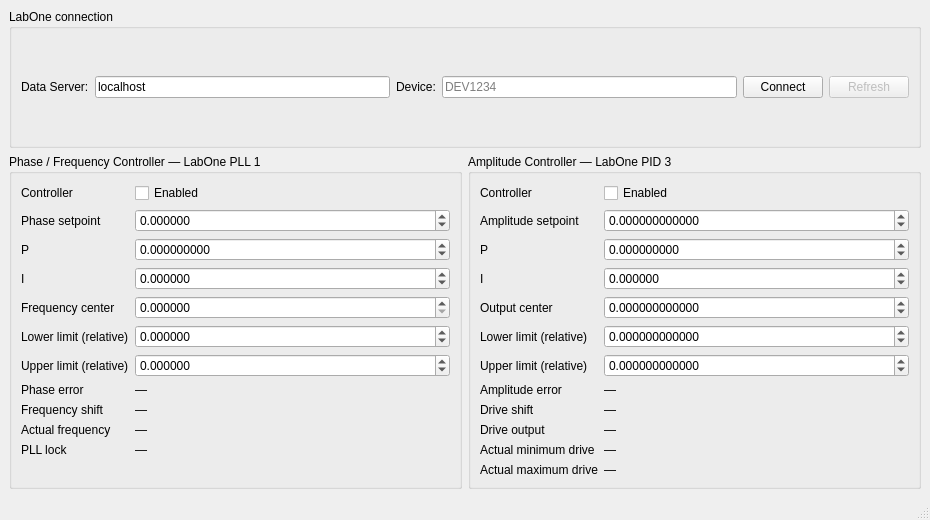
This is mfli_oscillation_control_v0.ui in S73f4n/zhinstafm as Qt 5 draws it before an edit. The edited form follows.
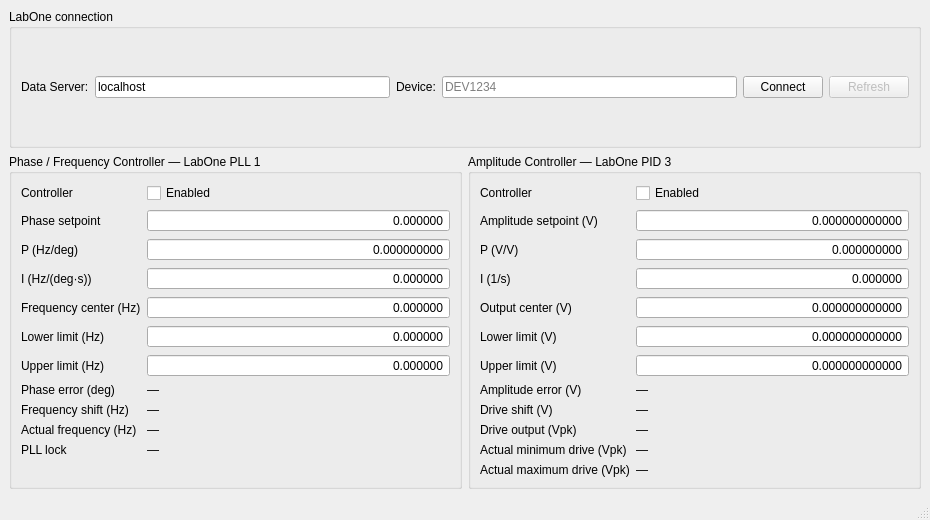
This is the edited form. Custom widgets are drawn as their Qt base class.

Commit message: new spinbox without unit

Patch:
```diff
--- a/mfli_oscillation_control_v0.ui
+++ b/mfli_oscillation_control_v0.ui
@@ -102,7 +102,13 @@
           </widget>
          </item>
          <item row="1" column="1">
-          <widget class="SISpinBox" name="phaseSetpoint">
+          <widget class="NanonisSpinBox" name="phaseSetpoint">
+           <property name="buttonSymbols">
+            <enum>QAbstractSpinBox::ButtonSymbols::NoButtons</enum>
+           </property>
+           <property name="alignment">
+            <set>Qt::AlignmentFlag::AlignRight|Qt::AlignmentFlag::AlignTrailing|Qt::AlignmentFlag::AlignVCenter</set>
+           </property>
            <property name="decimals"><number>6</number></property>
            <property name="minimum"><double>-360.000000000000000</double></property>
            <property name="maximum"><double>360.000000000000000</double></property>
@@ -112,11 +118,17 @@
          </item>
          <item row="2" column="0">
           <widget class="QLabel" name="phasePLabel">
-           <property name="text"><string>P</string></property>
+           <property name="text"><string>P (Hz/deg)</string></property>
           </widget>
          </item>
          <item row="2" column="1">
-          <widget class="SISpinBox" name="phaseP">
+          <widget class="NanonisSpinBox" name="phaseP">
+           <property name="buttonSymbols">
+            <enum>QAbstractSpinBox::ButtonSymbols::NoButtons</enum>
+           </property>
+           <property name="alignment">
+            <set>Qt::AlignmentFlag::AlignRight|Qt::AlignmentFlag::AlignTrailing|Qt::AlignmentFlag::AlignVCenter</set>
+           </property>
            <property name="decimals"><number>9</number></property>
            <property name="minimum"><double>-1000000000.000000000000000</double></property>
            <property name="maximum"><double>1000000000.000000000000000</double></property>
@@ -126,11 +138,17 @@
          </item>
          <item row="3" column="0">
           <widget class="QLabel" name="phaseILabel">
-           <property name="text"><string>I</string></property>
+           <property name="text"><string>I (Hz/(deg·s))</string></property>
           </widget>
          </item>
          <item row="3" column="1">
-          <widget class="SISpinBox" name="phaseI">
+          <widget class="NanonisSpinBox" name="phaseI">
+           <property name="buttonSymbols">
+            <enum>QAbstractSpinBox::ButtonSymbols::NoButtons</enum>
+           </property>
+           <property name="alignment">
+            <set>Qt::AlignmentFlag::AlignRight|Qt::AlignmentFlag::AlignTrailing|Qt::AlignmentFlag::AlignVCenter</set>
+           </property>
            <property name="decimals"><number>6</number></property>
            <property name="minimum"><double>-1000000000000.000000000000000</double></property>
            <property name="maximum"><double>1000000000000.000000000000000</double></property>
@@ -140,11 +158,17 @@
          </item>
          <item row="4" column="0">
           <widget class="QLabel" name="phaseCenterLabel">
-           <property name="text"><string>Frequency center</string></property>
+           <property name="text"><string>Frequency center (Hz)</string></property>
           </widget>
          </item>
          <item row="4" column="1">
-          <widget class="SISpinBox" name="phaseCenter">
+          <widget class="NanonisSpinBox" name="phaseCenter">
+           <property name="buttonSymbols">
+            <enum>QAbstractSpinBox::ButtonSymbols::NoButtons</enum>
+           </property>
+           <property name="alignment">
+            <set>Qt::AlignmentFlag::AlignRight|Qt::AlignmentFlag::AlignTrailing|Qt::AlignmentFlag::AlignVCenter</set>
+           </property>
            <property name="decimals"><number>6</number></property>
            <property name="minimum"><double>0.000000000000000</double></property>
            <property name="maximum"><double>10000000000.000000000000000</double></property>
@@ -154,11 +178,17 @@
          </item>
          <item row="5" column="0">
           <widget class="QLabel" name="phaseLowerLabel">
-           <property name="text"><string>Lower limit (relative)</string></property>
+           <property name="text"><string>Lower limit (Hz)</string></property>
           </widget>
          </item>
          <item row="5" column="1">
-          <widget class="SISpinBox" name="phaseLower">
+          <widget class="NanonisSpinBox" name="phaseLower">
+           <property name="buttonSymbols">
+            <enum>QAbstractSpinBox::ButtonSymbols::NoButtons</enum>
+           </property>
+           <property name="alignment">
+            <set>Qt::AlignmentFlag::AlignRight|Qt::AlignmentFlag::AlignTrailing|Qt::AlignmentFlag::AlignVCenter</set>
+           </property>
            <property name="decimals"><number>6</number></property>
            <property name="minimum"><double>-1000000000.000000000000000</double></property>
            <property name="maximum"><double>1000000000.000000000000000</double></property>
@@ -168,11 +198,17 @@
          </item>
          <item row="6" column="0">
           <widget class="QLabel" name="phaseUpperLabel">
-           <property name="text"><string>Upper limit (relative)</string></property>
+           <property name="text"><string>Upper limit (Hz)</string></property>
           </widget>
          </item>
          <item row="6" column="1">
-          <widget class="SISpinBox" name="phaseUpper">
+          <widget class="NanonisSpinBox" name="phaseUpper">
+           <property name="buttonSymbols">
+            <enum>QAbstractSpinBox::ButtonSymbols::NoButtons</enum>
+           </property>
+           <property name="alignment">
+            <set>Qt::AlignmentFlag::AlignRight|Qt::AlignmentFlag::AlignTrailing|Qt::AlignmentFlag::AlignVCenter</set>
+           </property>
            <property name="decimals"><number>6</number></property>
            <property name="minimum"><double>-1000000000.000000000000000</double></property>
            <property name="maximum"><double>1000000000.000000000000000</double></property>
@@ -182,7 +218,7 @@
          </item>
          <item row="7" column="0">
           <widget class="QLabel" name="phaseErrorTitle">
-           <property name="text"><string>Phase error</string></property>
+           <property name="text"><string>Phase error (deg)</string></property>
           </widget>
          </item>
          <item row="7" column="1">
@@ -192,7 +228,7 @@
          </item>
          <item row="8" column="0">
           <widget class="QLabel" name="phaseShiftTitle">
-           <property name="text"><string>Frequency shift</string></property>
+           <property name="text"><string>Frequency shift (Hz)</string></property>
           </widget>
          </item>
          <item row="8" column="1">
@@ -202,7 +238,7 @@
          </item>
          <item row="9" column="0">
           <widget class="QLabel" name="phaseValueTitle">
-           <property name="text"><string>Actual frequency</string></property>
+           <property name="text"><string>Actual frequency (Hz)</string></property>
           </widget>
          </item>
          <item row="9" column="1">
@@ -241,11 +277,17 @@
          </item>
          <item row="1" column="0">
           <widget class="QLabel" name="ampSetpointLabel">
-           <property name="text"><string>Amplitude setpoint</string></property>
+           <property name="text"><string>Amplitude setpoint (V)</string></property>
           </widget>
          </item>
          <item row="1" column="1">
-          <widget class="SISpinBox" name="ampSetpoint">
+          <widget class="NanonisSpinBox" name="ampSetpoint">
+           <property name="buttonSymbols">
+            <enum>QAbstractSpinBox::ButtonSymbols::NoButtons</enum>
+           </property>
+           <property name="alignment">
+            <set>Qt::AlignmentFlag::AlignRight|Qt::AlignmentFlag::AlignTrailing|Qt::AlignmentFlag::AlignVCenter</set>
+           </property>
            <property name="decimals"><number>12</number></property>
            <property name="minimum"><double>-1000000.000000000000000</double></property>
            <property name="maximum"><double>1000000.000000000000000</double></property>
@@ -255,11 +297,17 @@
          </item>
          <item row="2" column="0">
           <widget class="QLabel" name="ampPLabel">
-           <property name="text"><string>P</string></property>
+           <property name="text"><string>P (V/V)</string></property>
           </widget>
          </item>
          <item row="2" column="1">
-          <widget class="SISpinBox" name="ampP">
+          <widget class="NanonisSpinBox" name="ampP">
+           <property name="buttonSymbols">
+            <enum>QAbstractSpinBox::ButtonSymbols::NoButtons</enum>
+           </property>
+           <property name="alignment">
+            <set>Qt::AlignmentFlag::AlignRight|Qt::AlignmentFlag::AlignTrailing|Qt::AlignmentFlag::AlignVCenter</set>
+           </property>
            <property name="decimals"><number>9</number></property>
            <property name="minimum"><double>-1000000000.000000000000000</double></property>
            <property name="maximum"><double>1000000000.000000000000000</double></property>
@@ -269,11 +317,17 @@
          </item>
          <item row="3" column="0">
           <widget class="QLabel" name="ampILabel">
-           <property name="text"><string>I</string></property>
+           <property name="text"><string>I (1/s)</string></property>
           </widget>
          </item>
          <item row="3" column="1">
-          <widget class="SISpinBox" name="ampI">
+          <widget class="NanonisSpinBox" name="ampI">
+           <property name="buttonSymbols">
+            <enum>QAbstractSpinBox::ButtonSymbols::NoButtons</enum>
+           </property>
+           <property name="alignment">
+            <set>Qt::AlignmentFlag::AlignRight|Qt::AlignmentFlag::AlignTrailing|Qt::AlignmentFlag::AlignVCenter</set>
+           </property>
            <property name="decimals"><number>6</number></property>
            <property name="minimum"><double>-1000000000000.000000000000000</double></property>
            <property name="maximum"><double>1000000000000.000000000000000</double></property>
@@ -283,11 +337,17 @@
          </item>
          <item row="4" column="0">
           <widget class="QLabel" name="ampCenterLabel">
-           <property name="text"><string>Output center</string></property>
+           <property name="text"><string>Output center (V)</string></property>
           </widget>
          </item>
          <item row="4" column="1">
-          <widget class="SISpinBox" name="ampCenter">
+          <widget class="NanonisSpinBox" name="ampCenter">
+           <property name="buttonSymbols">
+            <enum>QAbstractSpinBox::ButtonSymbols::NoButtons</enum>
+           </property>
+           <property name="alignment">
+            <set>Qt::AlignmentFlag::AlignRight|Qt::AlignmentFlag::AlignTrailing|Qt::AlignmentFlag::AlignVCenter</set>
+           </property>
            <property name="decimals"><number>12</number></property>
            <property name="minimum"><double>-1000000.000000000000000</double></property>
            <property name="maximum"><double>1000000.000000000000000</double></property>
@@ -297,11 +357,17 @@
          </item>
          <item row="5" column="0">
           <widget class="QLabel" name="ampLowerLabel">
-           <property name="text"><string>Lower limit (relative)</string></property>
+           <property name="text"><string>Lower limit (V)</string></property>
           </widget>
          </item>
          <item row="5" column="1">
-          <widget class="SISpinBox" name="ampLower">
+          <widget class="NanonisSpinBox" name="ampLower">
+           <property name="buttonSymbols">
+            <enum>QAbstractSpinBox::ButtonSymbols::NoButtons</enum>
+           </property>
+           <property name="alignment">
+            <set>Qt::AlignmentFlag::AlignRight|Qt::AlignmentFlag::AlignTrailing|Qt::AlignmentFlag::AlignVCenter</set>
+           </property>
            <property name="decimals"><number>12</number></property>
            <property name="minimum"><double>-1000000.000000000000000</double></property>
            <property name="maximum"><double>1000000.000000000000000</double></property>
@@ -311,11 +377,17 @@
          </item>
          <item row="6" column="0">
           <widget class="QLabel" name="ampUpperLabel">
-           <property name="text"><string>Upper limit (relative)</string></property>
+           <property name="text"><string>Upper limit (V)</string></property>
           </widget>
          </item>
          <item row="6" column="1">
-          <widget class="SISpinBox" name="ampUpper">
+          <widget class="NanonisSpinBox" name="ampUpper">
+           <property name="buttonSymbols">
+            <enum>QAbstractSpinBox::ButtonSymbols::NoButtons</enum>
+           </property>
+           <property name="alignment">
+            <set>Qt::AlignmentFlag::AlignRight|Qt::AlignmentFlag::AlignTrailing|Qt::AlignmentFlag::AlignVCenter</set>
+           </property>
            <property name="decimals"><number>12</number></property>
            <property name="minimum"><double>-1000000.000000000000000</double></property>
            <property name="maximum"><double>1000000.000000000000000</double></property>
@@ -325,7 +397,7 @@
          </item>
          <item row="7" column="0">
           <widget class="QLabel" name="ampErrorTitle">
-           <property name="text"><string>Amplitude error</string></property>
+           <property name="text"><string>Amplitude error (V)</string></property>
           </widget>
          </item>
          <item row="7" column="1">
@@ -335,7 +407,7 @@
          </item>
          <item row="8" column="0">
           <widget class="QLabel" name="ampShiftTitle">
-           <property name="text"><string>Drive shift</string></property>
+           <property name="text"><string>Drive shift (V)</string></property>
           </widget>
          </item>
          <item row="8" column="1">
@@ -345,7 +417,7 @@
          </item>
          <item row="9" column="0">
           <widget class="QLabel" name="ampValueTitle">
-           <property name="text"><string>Drive output</string></property>
+           <property name="text"><string>Drive output (Vpk)</string></property>
           </widget>
          </item>
          <item row="9" column="1">
@@ -355,7 +427,7 @@
          </item>
          <item row="10" column="0">
           <widget class="QLabel" name="ampActualMinTitle">
-           <property name="text"><string>Actual minimum drive</string></property>
+           <property name="text"><string>Actual minimum drive (Vpk)</string></property>
           </widget>
          </item>
          <item row="10" column="1">
@@ -365,7 +437,7 @@
          </item>
          <item row="11" column="0">
           <widget class="QLabel" name="ampActualMaxTitle">
-           <property name="text"><string>Actual maximum drive</string></property>
+           <property name="text"><string>Actual maximum drive (Vpk)</string></property>
           </widget>
          </item>
          <item row="11" column="1">
@@ -384,9 +456,9 @@
  </widget>
  <customwidgets>
   <customwidget>
-   <class>SISpinBox</class>
+   <class>NanonisSpinBox</class>
    <extends>QDoubleSpinBox</extends>
-   <header>si_spinbox_v0.py</header>
+   <header>nanonis_spinbox.py</header>
   </customwidget>
  </customwidgets>
  <resources/>
```
The commit also changes 4 other files.
